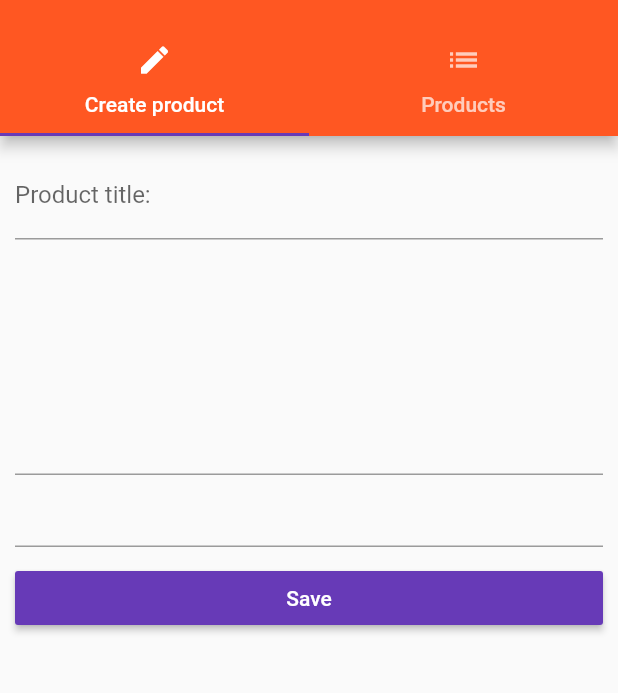
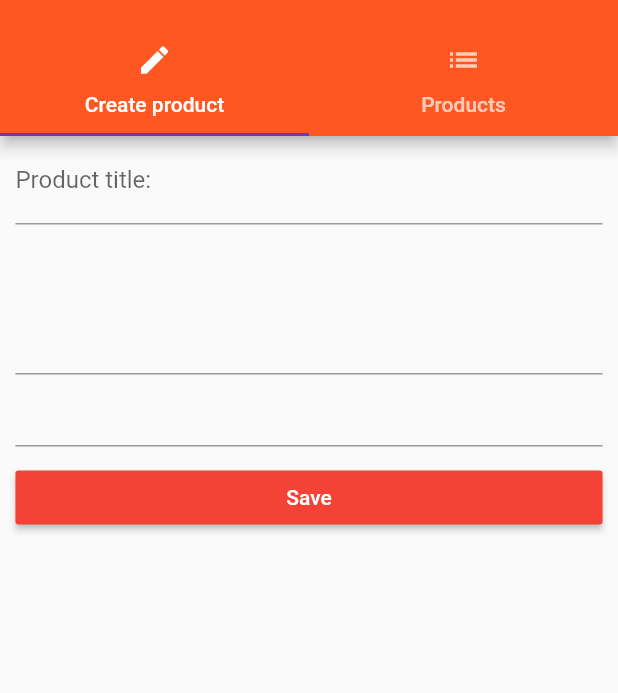
Before and after one commit to JGH153/learning-flutter, a Flutter app: the ProductsAdmin screen opened by its route, on a phone screen of 412 x 824 dp, the part 59-752 px from its top. Run offline on Flutter 3.47's test engine with Material 2 defaults, Android fonts, the phone set to English and light mode, and no system bars.

Commit message:
More refactor and media queries

```diff
--- a/first_flut/lib/main.dart
+++ b/first_flut/lib/main.dart
@@ -38,7 +38,8 @@ class _MyAppState extends State<MyApp> {
       theme: ThemeData(
           brightness: Brightness.light,
           primarySwatch: Colors.deepOrange,
-          accentColor: Colors.deepPurple),
+          accentColor: Colors.deepPurple,
+          buttonColor: Colors.red),
       home: AuthPage(),
       routes: {
         '/products': (context) => ProductsPage(_products),
--- a/first_flut/lib/pages/products_admin.page.dart
+++ b/first_flut/lib/pages/products_admin.page.dart
@@ -9,12 +9,8 @@ class ProductsAdmin extends StatelessWidget {
 
   ProductsAdmin(this.addProduct, this.deleteProduct);
 
-  @override
-  Widget build(BuildContext context) {
-    return DefaultTabController(
-      length: 2,
-      child: Scaffold(
-        drawer: Drawer(
+  Widget _buildSideDrawer(BuildContext context) {
+    return Drawer(
       child: Column(
         children: <Widget>[
           AppBar(
@@ -30,7 +26,15 @@ class ProductsAdmin extends StatelessWidget {
           )
         ],
       ),
-        ),
+    );
+  }
+
+  @override
+  Widget build(BuildContext context) {
+    return DefaultTabController(
+      length: 2,
+      child: Scaffold(
+        drawer: _buildSideDrawer(context),
         appBar: AppBar(
           title: Text('Products Admin'),
           bottom: TabBar(
--- a/first_flut/lib/pages/tabs_admin/products_create.page.dart
+++ b/first_flut/lib/pages/tabs_admin/products_create.page.dart
@@ -29,7 +29,7 @@ class _ProductCreatePage extends State<ProductCreatePage> {
 
   Widget _buildDescriptionTextField() {
     return TextField(
-      maxLines: 7,
+      maxLines: 4,
       onChanged: (String value) {
         setState(() {
           _descriptionValue = value;
@@ -62,9 +62,13 @@ class _ProductCreatePage extends State<ProductCreatePage> {
 
   @override
   Widget build(BuildContext context) {
+    final double deviceWidth = MediaQuery.of(context).size.width;
+    final double targetWidth = deviceWidth > 550.0 ? 500.0 : deviceWidth * 0.95;
+    final double targetPadding = deviceWidth - targetWidth;
     return Container(
-      margin: EdgeInsets.all(10.0),
+      width: targetWidth,
       child: ListView(
+        padding: EdgeInsets.symmetric(horizontal: targetPadding / 2),
         children: <Widget>[
           _buildTitleTextFiled(),
           _buildDescriptionTextField(),
@@ -74,7 +78,6 @@ class _ProductCreatePage extends State<ProductCreatePage> {
           ),
           RaisedButton(
             child: Text('Save'),
-            color: Theme.of(context).accentColor,
             textColor: Colors.white,
             onPressed: _submitForm,
           ),
```
Also changed, not shown: first_flut/lib/pages/auth.page.dart (+49 -25 lines), first_flut/lib/pages/product.page.dart (+14 -10 lines), first_flut/lib/pages/products.page.dart (+9 -5 lines), first_flut/lib/widgets/products/product_card.dart (+19 -12 lines). Lines whose indentation alone changed are shown as unchanged.
